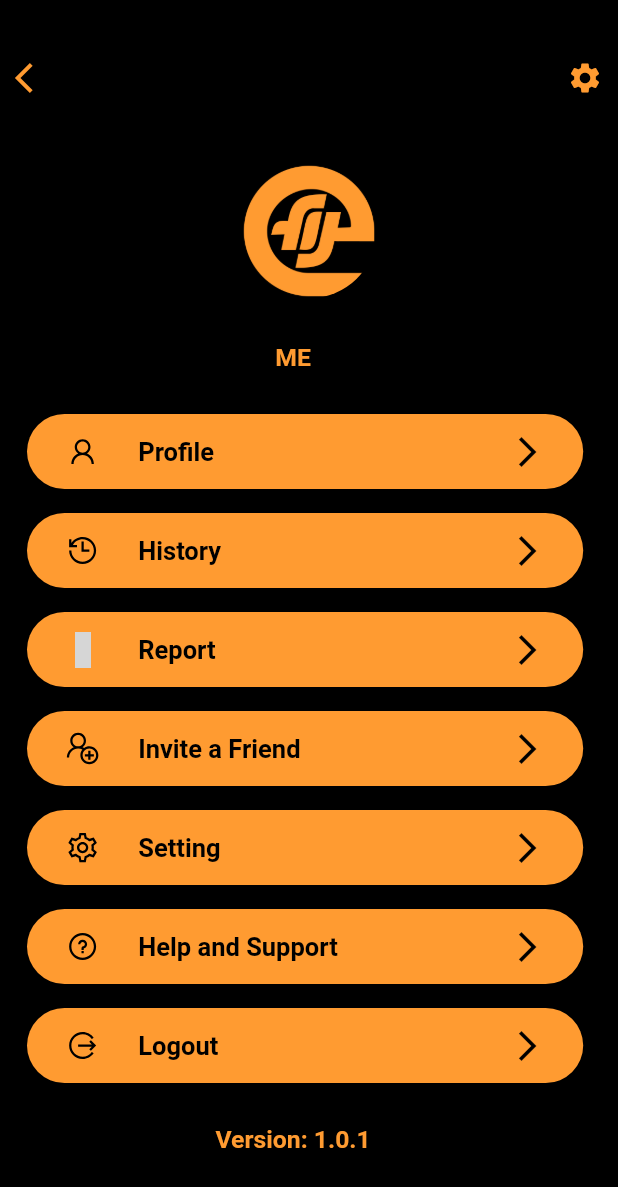
After one commit to InfoWebHouse1/at_fit2, a Flutter app: the screen it shows after launch, after a tap on "My Setting Screen", on a phone screen of 412 x 824 dp. The commit adds this screen. Shown: the top 1187 px of the screen. Run offline on Flutter 3.47's test engine with Material 2 defaults, Android fonts, the light colour scheme and no system bars; our stand-ins replace animated_theme_switcher, flutter_screenutil, get, line_awesome_flutter; network calls fail; grey boxes are pictures that could not be loaded.

Commit message:
update Screens

```diff
--- a/lib/Screens/SettingPage_NQ.dart
+++ b/lib/Screens/SettingPage_NQ.dart
@@ -1,10 +1,8 @@
-
 import 'package:animated_theme_switcher/animated_theme_switcher.dart';
 import 'package:at_fit/Screens/aboutPageItems.dart';
 import 'package:at_fit/Screens/profilePage.dart';
 import 'package:at_fit/utills/constants.dart';
 import 'package:flutter/material.dart';
-import 'package:flutter_screenutil/flutter_screenutil.dart';
 import 'package:line_awesome_flutter/line_awesome_flutter.dart';
 
 class ProfileScreen extends StatelessWidget {
--- a/lib/Screens/Home.dart
+++ b/lib/Screens/myScreens/Home.dart
@@ -143,7 +143,7 @@ class _CircularProgressStateState extends State<CircularProgressState>
         Container(
           width: size.width * 0.5,
           height: 30,
-          child: RaisedButton(
+          child: MaterialButton(
             onPressed: () {
               setState(() {
                 if (startProgress == numbers.length) {
--- /dev/null
+++ b/lib/Screens/myScreens/NavigationTabs.dart
@@ -0,0 +1,37 @@
+import 'file:///E:/Android/Flutter_Projects/at_Fit%20APP/at_fit/lib/Screens/myScreens/Home.dart';
+import 'package:at_fit/Screens/editPageScreen.dart';
+import 'package:at_fit/Screens/myScreens/profileSettingScreen.dart';
+import 'package:flutter/cupertino.dart';
+import 'package:flutter/material.dart';
+
+class NavigationButtons extends StatelessWidget {
+  @override
+  Widget build(BuildContext context) {
+    return Scaffold(
+      body: Center(
+        child: Column(
+          mainAxisAlignment: MainAxisAlignment.center,
+          crossAxisAlignment: CrossAxisAlignment.center,
+          children: [
+            ElevatedButton(
+              onPressed: () {
+                Navigator.push(
+                    context, MaterialPageRoute(builder: (context) => Home()));
+              },
+              child: Text("Water Remainder Screen"),
+            ),
+            ElevatedButton(
+              onPressed: () {
+                Navigator.push(
+                    context,
+                    MaterialPageRoute(
+                        builder: (context) => profileSettingScreen()));
+              },
+              child: Text("My Setting Screen"),
+            ),
+          ],
+        ),
+      ),
+    );
+  }
+}
--- /dev/null
+++ b/lib/Screens/myScreens/profileSettingScreen.dart
@@ -0,0 +1,248 @@
+import 'package:at_fit/Screens/myScreens/SettingPageTabs/ProfileScreen.dart';
+import 'package:at_fit/utills/constants.dart';
+import 'package:flutter/material.dart';
+import 'package:flutter_screenutil/flutter_screenutil.dart';
+import 'package:line_awesome_flutter/line_awesome_flutter.dart';
+
+class profileSettingScreen extends StatelessWidget {
+
+
+  @override
+  Widget build(BuildContext context) {
+    Size size = MediaQuery.of(context).size;
+    ScreenUtil.init(BoxConstraints.expand(height: 800, width: size.width),
+        allowFontScaling: true);
+    return Scaffold(
+      backgroundColor: ScreenBackgroundColor,
+      body: SingleChildScrollView(
+        child: Padding(
+          padding: const EdgeInsets.only(
+              left: 10.0, right: 10.0, top: 40.0, bottom: 10.0),
+          child: Column(
+            crossAxisAlignment: CrossAxisAlignment.start,
+            children: [
+              Row(
+                mainAxisAlignment: MainAxisAlignment.spaceBetween,
+                children: [
+                  Icon(
+                    Icons.arrow_back_ios,
+                    color: backgroundColor,
+                  ),
+                  Icon(
+                    Icons.settings,
+                    color: backgroundColor,
+                  ),
+                ],
+              ),
+              Container(
+                width: size.width,
+                margin: EdgeInsets.only(top: 45),
+                child: Stack(
+                  alignment: Alignment.center,
+                  children: <Widget>[
+                    CircleAvatar(
+                      radius: 45,
+                      backgroundColor: Colors.black,
+                      backgroundImage: AssetImage('Assets/Images/logo.png'),
+                    ),
+                    Align(
+                      alignment: Alignment.bottomRight,
+                      child: Container(
+                        decoration: BoxDecoration(
+                          color: Colors.transparent,
+                          shape: BoxShape.circle,
+                        ),
+                      ),
+                    ),
+                  ],
+                ),
+              ),
+              SizedBox(
+                height: 30.0,
+              ),
+              Container(
+                alignment: Alignment.center,
+                width: size.width * 0.9,
+                child: Text(
+                  "ME",
+                  style: kCaptionTextStyle,
+                ),
+              ),
+              SizedBox(
+                height: 20.0,
+              ),
+              Container(
+                child: InkWell(
+                  splashColor: T_Color,
+                  highlightColor: T_Color,
+                  hoverColor: T_Color,
+                  onTap: () {
+                    Navigator.push(
+                        context,
+                        MaterialPageRoute(
+                            builder: (context) => ProfileScreen()));
+                  },
+                  child: SettingScreenItems(
+                    icon: LineAwesomeIcons.user,
+                    title: "Profile",
+                  ),
+                ),
+              ),
+              Container(
+                child: InkWell(
+                  splashColor: T_Color,
+                  highlightColor: T_Color,
+                  hoverColor: T_Color,
+                  onTap: () {
+                    print("History");
+                  },
+                  child: SettingScreenItems(
+                    icon: LineAwesomeIcons.history,
+                    title: "History",
+                  ),
+                ),
+              ),
+              Container(
+                child: InkWell(
+                  splashColor: T_Color,
+                  highlightColor: T_Color,
+                  hoverColor: T_Color,
+                  onTap: () {
+                    print("Report");
+                  },
+                  child: SettingScreenItems(
+                    icon: LineAwesomeIcons.bar_chart,
+                    title: "Report",
+                  ),
+                ),
+              ),
+              Container(
+                child: InkWell(
+                  splashColor: T_Color,
+                  highlightColor: T_Color,
+                  hoverColor: T_Color,
+                  onTap: () {
+                    print("Invite a friend");
+                  },
+                  child: SettingScreenItems(
+                    icon: LineAwesomeIcons.user_plus,
+                    title: "Invite a Friend",
+                  ),
+                ),
+              ),
+              Container(
+                child: InkWell(
+                  splashColor: T_Color,
+                  highlightColor: T_Color,
+                  hoverColor: T_Color,
+                  onTap: () {
+                    print("Setting");
+                  },
+                  child: SettingScreenItems(
+                    icon: LineAwesomeIcons.cog,
+                    title: "Setting",
+                  ),
+                ),
+              ),
+              Container(
+                child: InkWell(
+                  splashColor: T_Color,
+                  highlightColor: T_Color,
+                  hoverColor: T_Color,
+                  onTap: () {
+                    print("Help and Support");
+                  },
+                  child: SettingScreenItems(
+                    icon: LineAwesomeIcons.question_circle,
+                    title: "Help and Support",
+                  ),
+                ),
+              ),
+              Container(
+                child: InkWell(
+                  splashColor: T_Color,
+                  highlightColor: T_Color,
+                  hoverColor: T_Color,
+                  onTap: () {
+                    print("Logout");
+                  },
+                  child: SettingScreenItems(
+                    icon: LineAwesomeIcons.alternate_sign_out,
+                    title: "Logout",
+                  ),
+                ),
+              ),
+              SizedBox(
+                height: 20.0,
+              ),
+              Container(
+                alignment: Alignment.center,
+                width: size.width * 0.9,
+                child: Text(
+                  "Version: ${version}",
+                  style: kCaptionTextStyle,
+                ),
+              ),
+            ],
+          ),
+        ),
+      ),
+    );
+  }
+}
+
+class SettingScreenItems extends StatefulWidget {
+  final IconData icon;
+  final String title;
+  final bool hasNavigation;
+
+  const SettingScreenItems(
+      {Key key, this.icon, this.title, this.hasNavigation = true})
+      : super(key: key);
+
+  @override
+  _SettingScreenItemsState createState() => _SettingScreenItemsState();
+}
+
+class _SettingScreenItemsState extends State<SettingScreenItems> {
+  @override
+  Widget build(BuildContext context) {
+    Size size = MediaQuery.of(context).size;
+    return Padding(
+      padding: const EdgeInsets.all(8.0),
+      child: Container(
+        width: size.width * 0.9,
+        height: 50,
+        decoration: BoxDecoration(
+            color: backgroundColor,
+            borderRadius: BorderRadius.circular(30),
+        ),
+        child: Row(
+          children: <Widget>[
+            Expanded(
+              flex: 1,
+              child: Icon(
+                widget.icon,
+                color: IconColor,
+              ),
+            ),
+            Expanded(
+                flex: 2,
+                child: Text(
+                  widget.title,
+                  style: kTitleTextStyle,
+                )),
+            Spacer(),
+            if (widget.hasNavigation)
+              Expanded(
+                  flex: 1,
+                  child: Icon(
+                    Icons.arrow_forward_ios,
+                    color: IconColor,
+                  )),
+          ],
+        ),
+      ),
+    );
+  }
+}
--- a/lib/main.dart
+++ b/lib/main.dart
@@ -1,4 +1,5 @@
-import 'package:at_fit/Screens/NavigationTabs.dart';
+import 'file:///E:/Android/Flutter_Projects/at_Fit%20APP/at_fit/lib/Screens/myScreens/NavigationTabs.dart';
+import 'package:at_fit/utills/constants.dart';
 import 'package:flutter/material.dart';
 
 void main() {
--- a/lib/utills/constants.dart
+++ b/lib/utills/constants.dart
@@ -1,23 +1,42 @@
 import 'package:flutter/material.dart';
 import 'package:flutter_screenutil/flutter_screenutil.dart';
-
+//todo: spacing
 const kSpacingUnit = 10.0;
-
+//todo: version control
+const String version = "1.0.1";
+//todo: colors
+const backgroundColor = Color.fromRGBO(255, 155, 49,1);
+const T_Color = Colors.transparent;
+const ScreenBackgroundColor = Colors.black;
+const IconColor = Colors.black;
 const kDarkPrimaryColor = Color(0xFF212121);
 const kDarkSecondaryColor = Color(0xFF373737);
 const kLightPrimaryColor = Color(0xFFFFFFFF);
 const kLightSecondaryColor = Color(0xFFF3F7FB);
 const kAccentColor = Color(0xFFFFC107);
 
-final kTitleTextStyle = TextStyle(
-  fontSize: 17.0,//ScreenUtil().setSp(kSpacingUnit.w * 1.7),
+
+//todo: TextStyles
+const kTitleTextStyle = TextStyle(
+  color: Colors.black,
+  fontSize: 17.0,
   fontWeight: FontWeight.w600,
 );
+const kFieldValueTextStyle = TextStyle(
+  color: Colors.black,
+  fontSize: 15.5,
+  fontWeight: FontWeight.normal,
+);
 
-final kCaptionTextStyle = TextStyle(
-  fontSize: 13.0,//ScreenUtil().setSp(kSpacingUnit.w * 1.3),
-  fontWeight: FontWeight.w100,
+const kCaptionTextStyle = TextStyle(
+  color: backgroundColor,
+  fontSize: 16.5,
+  fontWeight: FontWeight.bold,
 );
+
+
+
+
 
 final kButtonTextStyle = TextStyle(
   fontSize: 15.9,//ScreenUtil().setSp(kSpacingUnit.w * 1.5),
```
Also changed, not shown: lib/Screens/NavigationTabs.dart (deleted, +0 -35 lines), lib/Screens/myScreens/SettingPageTabs/ProfileScreen.dart (added, +142 -0 lines), lib/utills/ScreenHeaderCurvedContainer.dart (added, +18 -0 lines), lib/Screens/myScreens/CircularProgress.dart (renamed from lib/Screens/CircularProgress.dart).
